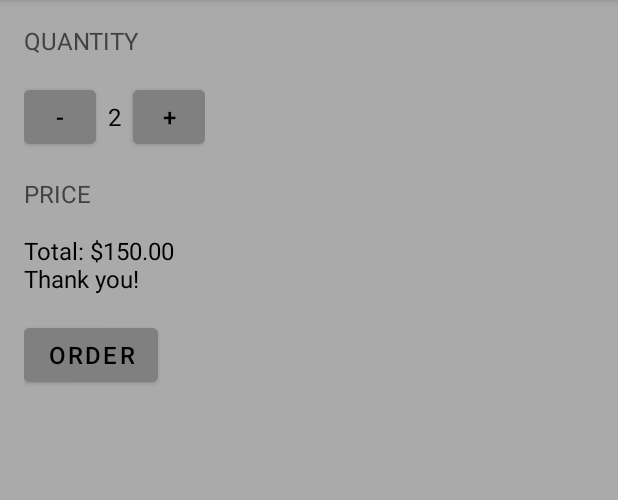
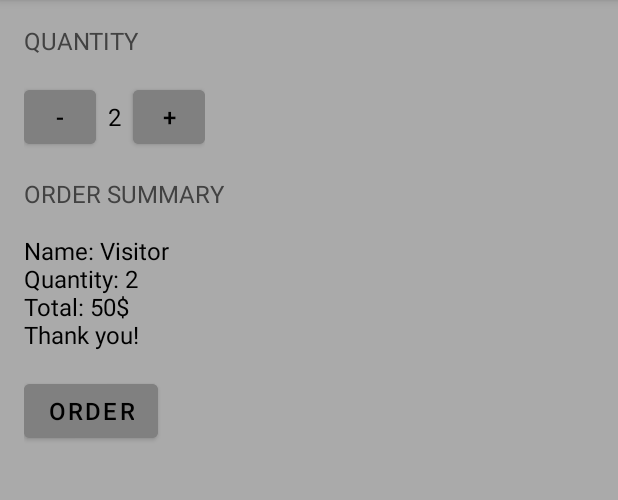
Before and after one commit to NarutoBratishka/Android-cost-calculator, an Android app: the screen it shows after launch (MainActivity), after a tap on "ORDER", on a phone screen of 412 x 824 dp, the part 84-584 px from its top. Run offline under Robolectric (Android 15) with nearby library versions, the phone set to English and light mode, and no system bars.

Commit message:
several minor fixes

```diff
--- a/app/src/main/java/com/example/android/justjava/MainActivity.java
+++ b/app/src/main/java/com/example/android/justjava/MainActivity.java
@@ -21,26 +21,38 @@ public class MainActivity extends AppCompatActivity {
     }
 
     /**
-
      This method is called when the order button is clicked.
      */
     public void submitOrder(View view) {
-        /*display(coffeeCount);
-        displayPrice(coffeeCount * 5);*/
-        String priceMessage = "Total: " + NumberFormat.getCurrencyInstance().format(coffeeCount * 75) + "\nThank you!";
-        displayMessage(priceMessage);
+        if (coffeeCount == 0) {
+            displayPrice(0);
+        } else {
+//            String priceMessage = "Total: " + NumberFormat.getCurrencyInstance().format(coffeeCount * 75) + "\nThank you!";
+            String priceMessage = createOrderSummary(coffeeCount);
+            displayMessage(priceMessage);
+        }
     }
+
+    private String createOrderSummary(int quantity) {
+        String name = "Visitor";
+        int oneCupCost = 25;
+
+        return "Name: " + name + " \n" +
+                "Quantity: " + quantity + "\n" +
+                "Total: " + quantity * oneCupCost + "$\n" +
+                "Thank you!";
+    }
+
     /**
-
-     This method displays the given quantity value on the screen.
+     * This method displays the given quantity value on the screen.
      */
-    private void display(int number) {
+    private void displayQuantity(int number) {
         TextView quantityTextView = (TextView) findViewById(R.id.quantity_text_view);
         quantityTextView.setText("" + number);
     }
 
     /**
-     * This method displays the given price on the screen.
+     * Just for 0 quantity
      */
     private void displayPrice(int number) {
         TextView priceTextView = (TextView) findViewById(R.id.price_text_view);
@@ -63,6 +75,6 @@ public class MainActivity extends AppCompatActivity {
         if (coffeeCount != 0) {
             coffeeCount--;
         }
-        display(coffeeCount);
+        displayQuantity(coffeeCount);
     }
 }
--- a/app/src/main/res/layout-v21/activity_main.xml
+++ b/app/src/main/res/layout-v21/activity_main.xml
@@ -57,11 +57,11 @@
     </LinearLayout>
 
     <TextView
-        android:id="@+id/price_word"
+        android:id="@+id/order_summary_text_view"
         android:layout_width="wrap_content"
         android:layout_height="wrap_content"
         android:layout_marginBottom="16dp"
-        android:text="@string/price_word"
+        android:text="@string/order_summary"
         android:textAllCaps="true"
         android:textColor="@color/cardview_dark_background"
         android:textSize="16sp" />
--- a/app/src/main/res/layout/activity_main.xml
+++ b/app/src/main/res/layout/activity_main.xml
@@ -59,11 +59,11 @@
     </LinearLayout>
 
     <TextView
-        android:id="@+id/price_word"
+        android:id="@+id/order_summary_text_view"
         android:layout_width="wrap_content"
         android:layout_height="wrap_content"
         android:layout_marginBottom="16dp"
-        android:text="@string/price_word"
+        android:text="@string/order_summary"
         android:textAllCaps="true"
         android:textColor="@color/cardview_dark_background"
         android:textSize="16sp" />
--- a/app/src/main/res/values/strings.xml
+++ b/app/src/main/res/values/strings.xml
@@ -3,7 +3,7 @@
     <string name="quantity_word">Quantity</string>
     <string name="quantity_text">2</string>
     <string name="button_text">ORDER</string>
-    <string name="price_word">price</string>
+    <string name="order_summary">ORDER SUMMARY</string>
     <string name="price_text">0$</string>
     <string name="minus">-</string>
     <string name="plus_button">+</string>
```
